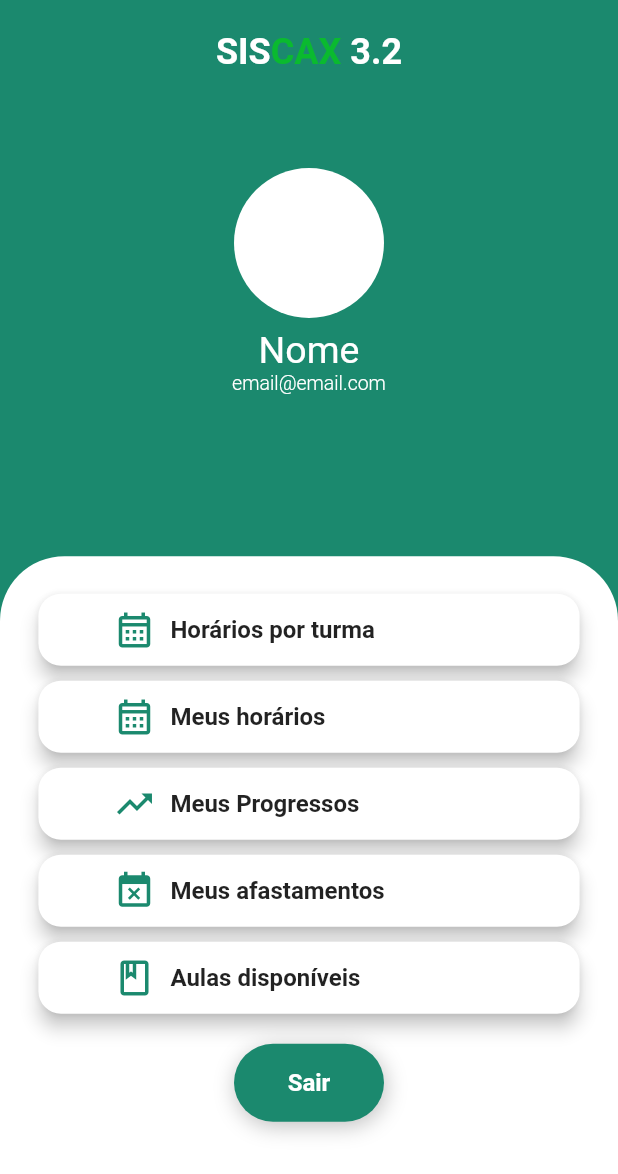
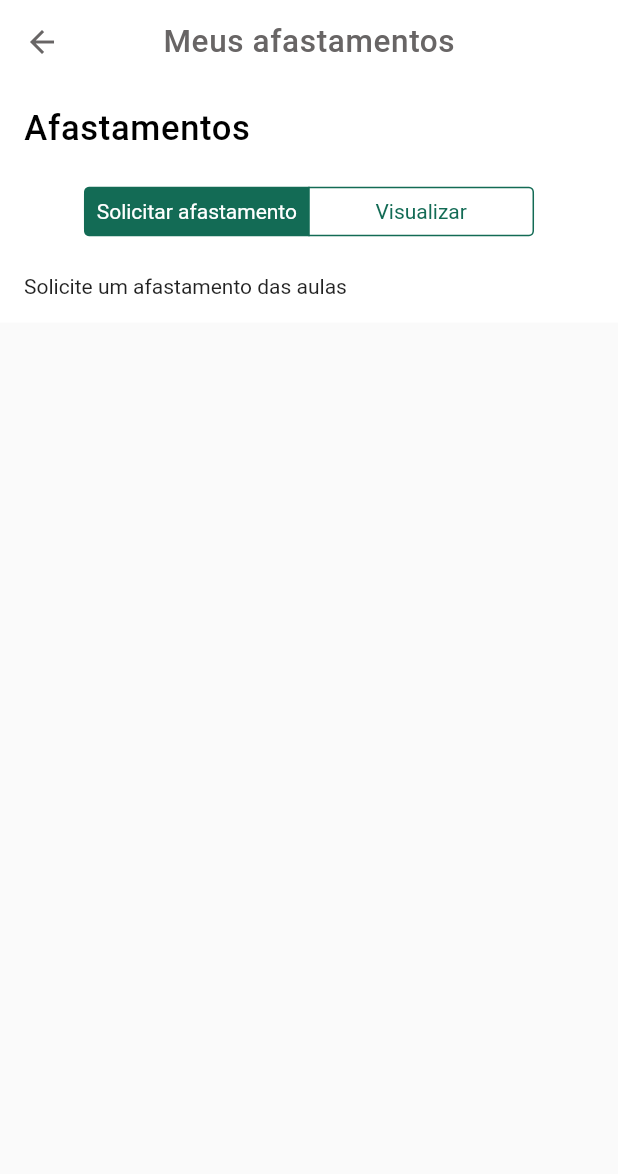
Before and after one commit to Chaicoo/carga-horaria-ifma-app, a Flutter app: the HomeScreen screen opened directly, after a tap on "Meus afastamentos", on a phone screen of 412 x 824 dp. Shown: the top 1174 px of the screen. Run offline on Flutter 3.47's test engine with Material 3 defaults, Android fonts, the phone set to English and light mode, and no system bars; our stand-ins replace percent_indicator; Roboto replaces fonts that are missing (Poppins).

Commit message:
feat: add screen of absences

```diff
--- a/lib/components/button.dart
+++ b/lib/components/button.dart
@@ -2,7 +2,7 @@ import 'package:flutter/material.dart';
 
 class Button extends StatelessWidget {
   final String label;
-  final double width; // Adicionando a propriedade de largura
+  final double width;
   final VoidCallback onPressed;
 
   const Button({
--- a/lib/main.dart
+++ b/lib/main.dart
@@ -20,7 +20,7 @@ class MyApp extends StatelessWidget {
           foregroundColor: Colors.white,
         ),
       ),
-      home: const LoginScreen(useWhiteAppBar: false), // Passando o argumento
+      home: const LoginScreen(useWhiteAppBar: false)
     );
   }
 }
--- a/lib/screens/home.dart
+++ b/lib/screens/home.dart
@@ -1,4 +1,5 @@
 // screens/login.dart
+import 'package:carga_horaria_ifma/screens/my_absences.dart';
 import 'package:carga_horaria_ifma/screens/my_progress.dart';
 import 'package:flutter/material.dart';
 import '../components/card.dart';
@@ -160,7 +161,11 @@ class HomeScreen extends StatelessWidget {
                     label: 'Meus afastamentos',
                     icon: Icons.event_busy,
                     onPressed: () {
-                      // Lógica a ser executada quando o card for pressionado
+                       Navigator.push(
+                        context,
+                        MaterialPageRoute(
+                            builder: (context) => const MyAbsencesScreen(useWhiteAppBar: true)),
+                      );
                     },
                   ),
                   NavigationCard(
--- a/lib/screens/my_absences.dart
+++ b/lib/screens/my_absences.dart
@@ -0,0 +1,110 @@
+import 'package:flutter/cupertino.dart';
+import 'package:flutter/material.dart';
+
+class MyAbsencesScreen extends StatefulWidget {
+  final bool useWhiteAppBar;
+
+  const MyAbsencesScreen({Key? key, this.useWhiteAppBar = false}) : super(key: key);
+
+  @override
+  _MyAbsencesScreenState createState() => _MyAbsencesScreenState();
+}
+
+class _MyAbsencesScreenState extends State<MyAbsencesScreen> {
+  int selectedSegment = 0; // Index of the selected segment
+
+  @override
+  Widget build(BuildContext context) {
+    double appBarHeight = AppBar().preferredSize.height;
+
+    return Scaffold(
+      appBar: AppBar(
+        title: Column(
+          mainAxisAlignment: MainAxisAlignment.center,
+          crossAxisAlignment: CrossAxisAlignment.center,
+          children: [
+            Container(
+              margin: const EdgeInsets.only(top: 0.0),
+              child: const Text.rich(
+                TextSpan(
+                  text: 'Meus afastamentos',
+                  style: TextStyle(
+                    color: Color(0xFF686565),
+                    fontSize: 21,
+                    fontFamily: 'Poppins',
+                    fontWeight: FontWeight.w500,
+                    height: 0,
+                    letterSpacing: 0.42,
+                  ),
+                ),
+              ),
+            ),
+          ],
+        ),
+        centerTitle: true,
+        elevation: 0.0,
+        backgroundColor: widget.useWhiteAppBar ? Colors.white : null,
+        iconTheme: const IconThemeData(color: Color(0xFF686565)),
+      ),
+      body: SizedBox(
+        height: MediaQuery.of(context).size.height - appBarHeight,
+        child: SingleChildScrollView(
+          child: Container(
+            width: MediaQuery.of(context).size.width,
+            color: Colors.white,
+            padding: const EdgeInsets.all(16.0),
+            child: Column(
+              crossAxisAlignment: CrossAxisAlignment.start,
+              mainAxisAlignment: MainAxisAlignment.center, // Center the entire column
+              children: [
+                const Text(
+                  'Afastamentos',
+                  style: TextStyle(
+                    color: Colors.black,
+                    fontSize: 23,
+                    fontFamily: 'Poppins',
+                    fontWeight: FontWeight.w500,
+                    height: 0,
+                    letterSpacing: 0.46,
+                  ),
+                ),
+                const SizedBox(height: 26),
+                Align(
+                  alignment: Alignment.center,
+                  child: CupertinoSegmentedControl(
+                    children: const {
+                      0: Padding(
+                        padding: EdgeInsets.all(8.0),
+                        child: Align(
+                          alignment: Alignment.center,
+                          child: Text('Solicitar afastamento'),
+                        ),
+                      ),
+                      1: Padding(
+                        padding: EdgeInsets.all(8.0),
+                        child: Align(
+                          alignment: Alignment.center,
+                          child: Text('Visualizar'),
+                        ),
+                      ),
+                    },
+                    groupValue: selectedSegment,
+                    onValueChanged: (value) {
+                      setState(() {
+                        selectedSegment = value as int;
+                      });
+                    },
+                  ),
+                ),
+                const SizedBox(height: 26),
+                selectedSegment == 0
+                    ? const Text('Solicite um afastamento das aulas')
+                    : const Text('Visualize seus afastamentos'),
+              ],
+            ),
+          ),
+        ),
+      ),
+    );
+  }
+}
```
